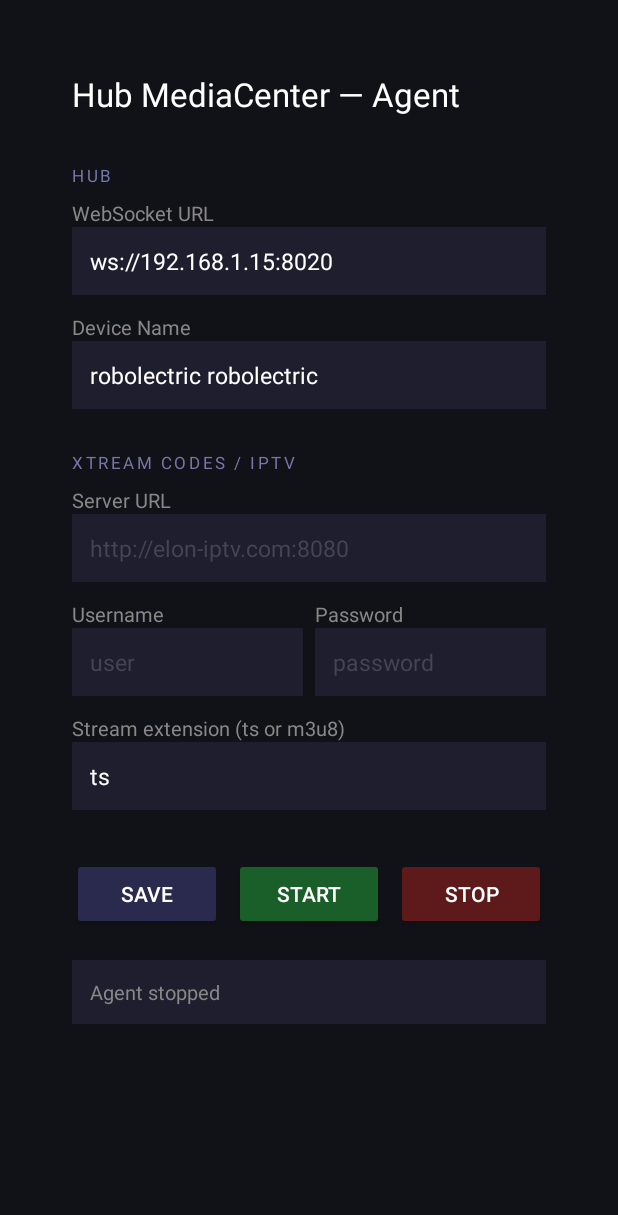
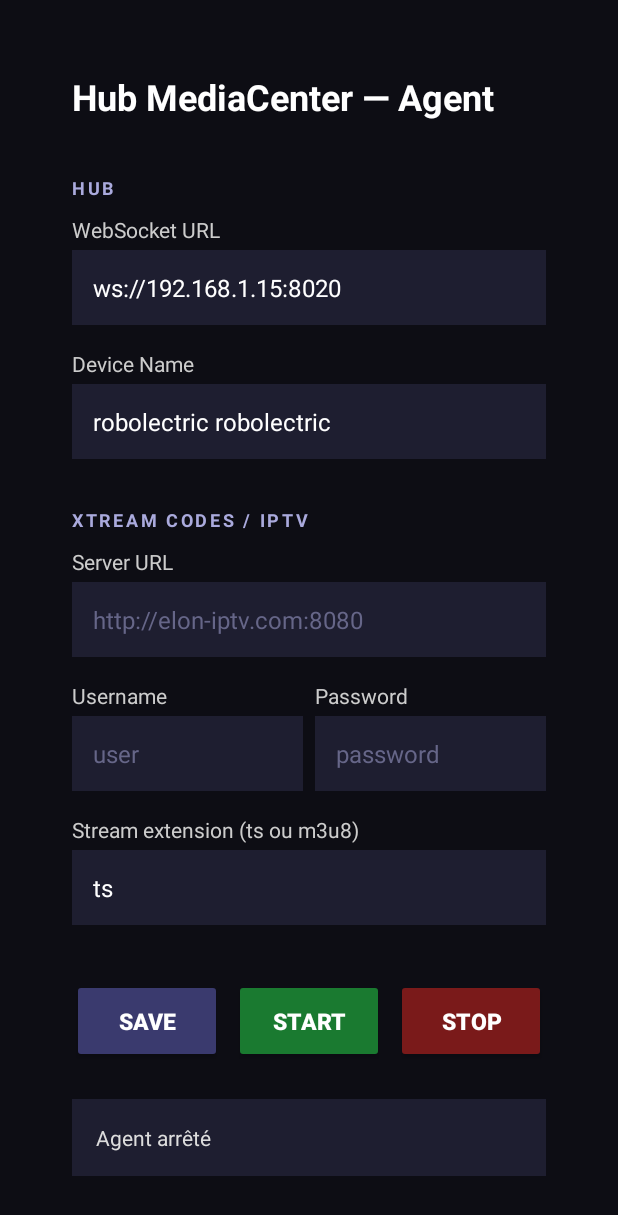
Before and after one commit to TremorsCreed/hub-mediacenter, an Android app: the screen it shows after launch (MainActivity), on a phone screen of 412 x 824 dp. Shown: the top 1215 px of the screen. Run offline under Robolectric (Android 15) with nearby library versions, the phone set to English and light mode, and no system bars.

Commit message:
UI: améliorer le contraste de l'interface agent
Labels #cccccc au lieu de #888888, textes plus grands (16sp), boutons plus hauts.
Plus lisible sans lunettes sur fond sombre TV.

Co-Authored-By: Claude Sonnet 4.6 <noreply@anthropic.com>

```diff
--- a/agent-android/app/src/main/res/layout/activity_main.xml
+++ b/agent-android/app/src/main/res/layout/activity_main.xml
@@ -2,7 +2,7 @@
 <ScrollView xmlns:android="http://schemas.android.com/apk/res/android"
     android:layout_width="match_parent"
     android:layout_height="match_parent"
-    android:background="#111118">
+    android:background="#0d0d14">
 
     <LinearLayout
         android:layout_width="match_parent"
@@ -14,96 +14,106 @@
             android:layout_width="wrap_content"
             android:layout_height="wrap_content"
             android:text="Hub MediaCenter — Agent"
-            android:textSize="22sp"
+            android:textSize="24sp"
+            android:textStyle="bold"
             android:textColor="#ffffff"
-            android:layout_marginBottom="32dp" />
+            android:layout_marginBottom="36dp" />
 
         <!-- Hub connection -->
         <TextView android:layout_width="wrap_content" android:layout_height="wrap_content"
-            android:text="HUB" android:textColor="#7777aa" android:textSize="11sp"
-            android:letterSpacing="0.15" android:layout_marginBottom="8dp"/>
+            android:text="HUB" android:textColor="#aaaadd" android:textSize="12sp"
+            android:textStyle="bold" android:letterSpacing="0.15" android:layout_marginBottom="10dp"/>
 
         <TextView android:layout_width="wrap_content" android:layout_height="wrap_content"
-            android:text="WebSocket URL" android:textColor="#888888" android:textSize="13sp"/>
+            android:text="WebSocket URL" android:textColor="#cccccc" android:textSize="14sp"
+            android:layout_marginBottom="4dp"/>
         <EditText android:id="@+id/etHubUrl"
             android:layout_width="match_parent" android:layout_height="wrap_content"
-            android:textColor="#ffffff" android:background="#1e1e2e" android:padding="12dp"
-            android:inputType="textUri" android:textSize="15sp" android:layout_marginBottom="12dp"
-            android:hint="ws://192.168.1.15:8020" android:textColorHint="#444455"/>
+            android:textColor="#ffffff" android:background="#1e1e30" android:padding="14dp"
+            android:inputType="textUri" android:textSize="16sp" android:layout_marginBottom="16dp"
+            android:hint="ws://192.168.1.15:8020" android:textColorHint="#666688"/>
 
         <TextView android:layout_width="wrap_content" android:layout_height="wrap_content"
-            android:text="Device Name" android:textColor="#888888" android:textSize="13sp"/>
+            android:text="Device Name" android:textColor="#cccccc" android:textSize="14sp"
+            android:layout_marginBottom="4dp"/>
         <EditText android:id="@+id/etDeviceName"
             android:layout_width="match_parent" android:layout_height="wrap_content"
-            android:textColor="#ffffff" android:background="#1e1e2e" android:padding="12dp"
-            android:inputType="text" android:textSize="15sp" android:layout_marginBottom="28dp"
-            android:hint="Shield Salon" android:textColorHint="#444455"/>
+            android:textColor="#ffffff" android:background="#1e1e30" android:padding="14dp"
+            android:inputType="text" android:textSize="16sp" android:layout_marginBottom="32dp"
+            android:hint="Shield Salon" android:textColorHint="#666688"/>
 
         <!-- Xtream Codes / Elon IPTV -->
         <TextView android:layout_width="wrap_content" android:layout_height="wrap_content"
-            android:text="XTREAM CODES / IPTV" android:textColor="#7777aa" android:textSize="11sp"
-            android:letterSpacing="0.15" android:layout_marginBottom="8dp"/>
+            android:text="XTREAM CODES / IPTV" android:textColor="#aaaadd" android:textSize="12sp"
+            android:textStyle="bold" android:letterSpacing="0.15" android:layout_marginBottom="10dp"/>
 
         <TextView android:layout_width="wrap_content" android:layout_height="wrap_content"
-            android:text="Server URL" android:textColor="#888888" android:textSize="13sp"/>
+            android:text="Server URL" android:textColor="#cccccc" android:textSize="14sp"
+            android:layout_marginBottom="4dp"/>
         <EditText android:id="@+id/etXtreamServer"
             android:layout_width="match_parent" android:layout_height="wrap_content"
-            android:textColor="#ffffff" android:background="#1e1e2e" android:padding="12dp"
-            android:inputType="textUri" android:textSize="15sp" android:layout_marginBottom="12dp"
-            android:hint="http://elon-iptv.com:8080" android:textColorHint="#444455"/>
+            android:textColor="#ffffff" android:background="#1e1e30" android:padding="14dp"
+            android:inputType="textUri" android:textSize="16sp" android:layout_marginBottom="16dp"
+            android:hint="http://elon-iptv.com:8080" android:textColorHint="#666688"/>
 
         <LinearLayout android:layout_width="match_parent" android:layout_height="wrap_content"
-            android:orientation="horizontal" android:layout_marginBottom="12dp">
+            android:orientation="horizontal" android:layout_marginBottom="16dp">
             <LinearLayout android:layout_width="0dp" android:layout_height="wrap_content"
                 android:layout_weight="1" android:orientation="vertical" android:layout_marginEnd="8dp">
                 <TextView android:layout_width="wrap_content" android:layout_height="wrap_content"
-                    android:text="Username" android:textColor="#888888" android:textSize="13sp"/>
+                    android:text="Username" android:textColor="#cccccc" android:textSize="14sp"
+                    android:layout_marginBottom="4dp"/>
                 <EditText android:id="@+id/etXtreamUser"
                     android:layout_width="match_parent" android:layout_height="wrap_content"
-                    android:textColor="#ffffff" android:background="#1e1e2e" android:padding="12dp"
-                    android:inputType="text" android:textSize="15sp"
-                    android:hint="user" android:textColorHint="#444455"/>
+                    android:textColor="#ffffff" android:background="#1e1e30" android:padding="14dp"
+                    android:inputType="text" android:textSize="16sp"
+                    android:hint="user" android:textColorHint="#666688"/>
             </LinearLayout>
             <LinearLayout android:layout_width="0dp" android:layout_height="wrap_content"
                 android:layout_weight="1" android:orientation="vertical">
                 <TextView android:layout_width="wrap_content" android:layout_height="wrap_content"
-                    android:text="Password" android:textColor="#888888" android:textSize="13sp"/>
+                    android:text="Password" android:textColor="#cccccc" android:textSize="14sp"
+                    android:layout_marginBottom="4dp"/>
                 <EditText android:id="@+id/etXtreamPass"
                     android:layout_width="match_parent" android:layout_height="wrap_content"
-                    android:textColor="#ffffff" android:background="#1e1e2e" android:padding="12dp"
-                    android:inputType="textPassword" android:textSize="15sp"
-                    android:hint="password" android:textColorHint="#444455"/>
+                    android:textColor="#ffffff" android:background="#1e1e30" android:padding="14dp"
+                    android:inputType="textPassword" android:textSize="16sp"
+                    android:hint="password" android:textColorHint="#666688"/>
             </LinearLayout>
         </LinearLayout>
 
         <TextView android:layout_width="wrap_content" android:layout_height="wrap_content"
-            android:text="Stream extension (ts or m3u8)" android:textColor="#888888" android:textSize="13sp"/>
+            android:text="Stream extension (ts ou m3u8)" android:textColor="#cccccc" android:textSize="14sp"
+            android:layout_marginBottom="4dp"/>
         <EditText android:id="@+id/etXtreamExt"
             android:layout_width="match_parent" android:layout_height="wrap_content"
-            android:textColor="#ffffff" android:background="#1e1e2e" android:padding="12dp"
-            android:inputType="text" android:textSize="15sp" android:layout_marginBottom="32dp"
-            android:hint="ts" android:textColorHint="#444455"/>
+            android:textColor="#ffffff" android:background="#1e1e30" android:padding="14dp"
+            android:inputType="text" android:textSize="16sp" android:layout_marginBottom="36dp"
+            android:hint="ts" android:textColorHint="#666688"/>
 
         <!-- Buttons -->
         <LinearLayout android:layout_width="match_parent" android:layout_height="wrap_content"
-            android:orientation="horizontal" android:layout_marginBottom="20dp">
+            android:orientation="horizontal" android:layout_marginBottom="24dp">
             <Button android:id="@+id/btnSave"
-                android:layout_width="0dp" android:layout_height="wrap_content" android:layout_weight="1"
-                android:text="Save" android:backgroundTint="#2a2a4e" android:textColor="#ffffff"
+                android:layout_width="0dp" android:layout_height="56dp" android:layout_weight="1"
+                android:text="SAVE" android:backgroundTint="#3a3a6e" android:textColor="#ffffff"
+                android:textSize="15sp" android:textStyle="bold"
                 android:layout_marginEnd="8dp"/>
             <Button android:id="@+id/btnStart"
-                android:layout_width="0dp" android:layout_height="wrap_content" android:layout_weight="1"
-                android:text="Start" android:backgroundTint="#1a5e2a" android:textColor="#ffffff"
+                android:layout_width="0dp" android:layout_height="56dp" android:layout_weight="1"
+                android:text="START" android:backgroundTint="#1a7a30" android:textColor="#ffffff"
+                android:textSize="15sp" android:textStyle="bold"
                 android:layout_marginEnd="8dp"/>
             <Button android:id="@+id/btnStop"
-                android:layout_width="0dp" android:layout_height="wrap_content" android:layout_weight="1"
-                android:text="Stop" android:backgroundTint="#5e1a1a" android:textColor="#ffffff"/>
+                android:layout_width="0dp" android:layout_height="56dp" android:layout_weight="1"
+                android:text="STOP" android:backgroundTint="#7a1a1a" android:textColor="#ffffff"
+                android:textSize="15sp" android:textStyle="bold"/>
         </LinearLayout>
 
         <TextView android:id="@+id/tvStatus"
             android:layout_width="match_parent" android:layout_height="wrap_content"
-            android:textColor="#888888" android:textSize="13sp" android:padding="12dp"
-            android:background="#1e1e2e" android:text="Agent stopped"/>
+            android:textColor="#dddddd" android:textSize="14sp" android:padding="16dp"
+            android:background="#1e1e30" android:text="Agent arrêté"/>
 
     </LinearLayout>
 </ScrollView>
```
